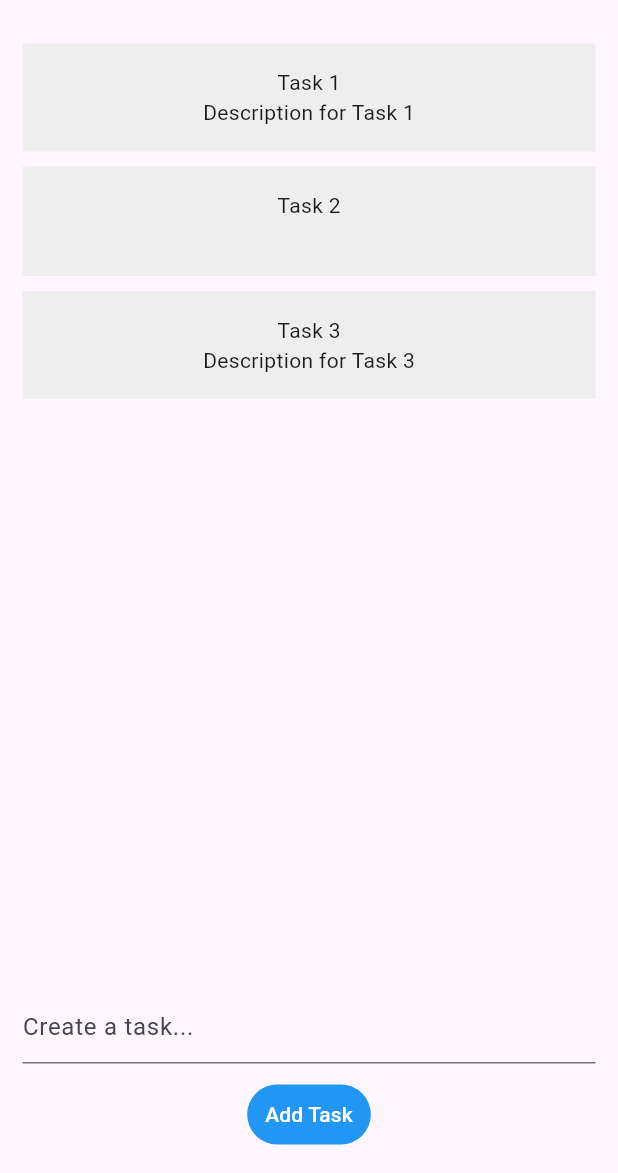
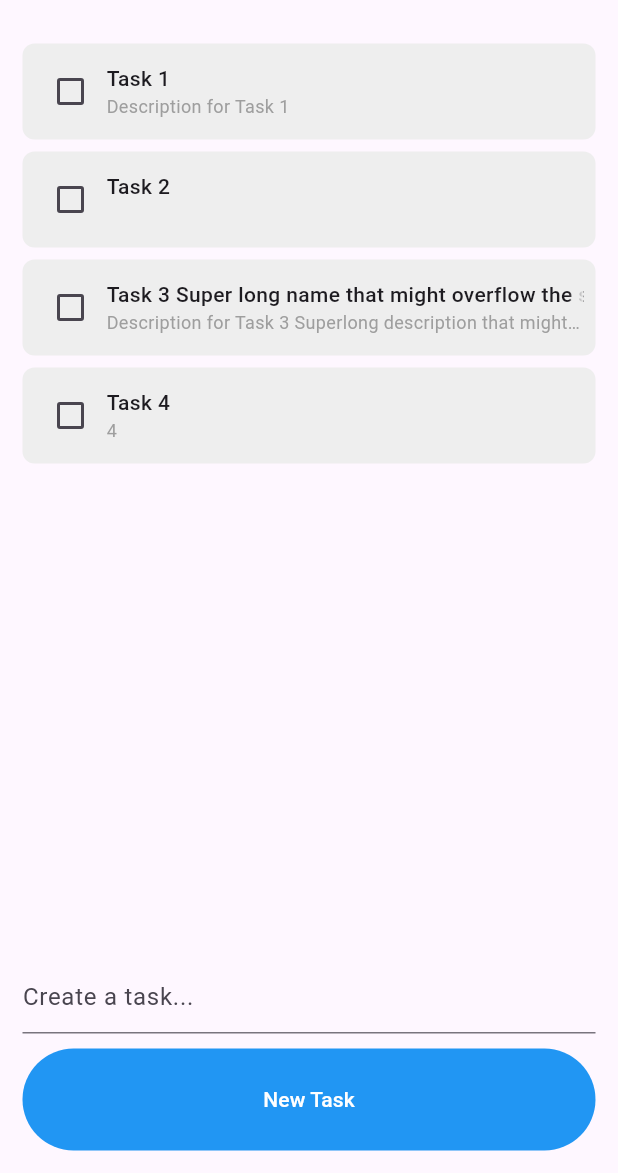
Before and after one commit to w4ng-cpu/noteApp, a Flutter app: the screen it shows after launch, on a phone screen of 412 x 824 dp, the part 63-1236 px from its top. Run offline on Flutter 3.47's test engine with Material 3 defaults, Android fonts, the phone set to English and light mode, and no system bars.

Commit message:
added checkbox and improved layout

```diff
--- a/lib/main.dart
+++ b/lib/main.dart
@@ -1,10 +1,10 @@
 import 'package:flutter/material.dart';
-import 'package:note_app/pages/checklist/checklist.dart';
+import 'package:note_app/pages/checklist/check_list_page.dart';
 
 void main() {
   runApp(
-    MaterialApp(
-      home: CheckList(),
+    const MaterialApp(
+      home: CheckListPage(),
     ),
   );
 }
--- a/lib/models/task_model.dart
+++ b/lib/models/task_model.dart
@@ -1,8 +1,19 @@
+enum Priority { low, medium, high, normal }
+
 class TaskModel {
   String name;
+  bool isCompleted = false;
   String? description;
   String order;
-  String priority;
+  Priority priority;
+  DateTime? dueDate;
 
-  TaskModel({required this.name, this.description, required this.order, required this.priority});
+  TaskModel({
+    required this.name,
+    this.isCompleted = false,
+    this.description = '',
+    required this.order,
+    this.priority = Priority.normal,
+    this.dueDate,
+  });
 }
--- /dev/null
+++ b/lib/pages/checklist/check_list_page.dart
@@ -0,0 +1,94 @@
+import 'package:flutter/material.dart';
+import 'package:note_app/models/task_model.dart';
+import 'package:note_app/widgets/task.dart';
+import 'package:note_app/widgets/new_task_dialog.dart';
+
+class CheckListPage extends StatefulWidget {
+  const CheckListPage({super.key});
+
+  @override
+  State<CheckListPage> createState() => _CheckListPageState();
+}
+
+class _CheckListPageState extends State<CheckListPage> {
+  final List<TaskModel> tasks = [
+    TaskModel(
+      name: "Task 1",
+      description: "Description for Task 1",
+      order: "1",
+    ),
+    TaskModel(
+      name: "Task 2",
+      order: "2",
+    ),
+    TaskModel(
+      name:
+          "Task 3 Super long name that might overflow the screen if not handled properly",
+      description: "Description for Task 3 Superlong description that might overflow the screen if not handled properly",
+      order: "3",
+    ),
+    TaskModel(
+      name: "Task 4",
+      description: "4",
+      order: "4",
+    ),
+  ];
+
+  @override
+  Widget build(BuildContext context) {
+    return Scaffold(
+      appBar: AppBar(
+        title: const Text('Checklist'),
+      ),
+      body: Padding(
+        padding: const EdgeInsets.all(15.0),
+        child: Column(
+          mainAxisAlignment: MainAxisAlignment.spaceBetween,
+          children: [
+            Expanded(
+              child: ListView.builder(
+                itemCount: tasks.length,
+                itemBuilder: (context, index) {
+                  return Task(tasks[index]);
+                },
+              ),
+            ),
+            Column(
+              crossAxisAlignment: CrossAxisAlignment.stretch,
+              children: [
+                const TextField(
+                  keyboardType: TextInputType.text,
+                  decoration: InputDecoration(
+                    hintText: 'Create a task...',
+                  ),
+                  onChanged: null,
+                ),
+                const SizedBox(height: 10),
+                TextButton(
+                  style: const ButtonStyle(
+                    padding: WidgetStatePropertyAll<EdgeInsets>(
+                        EdgeInsets.all(24.0)),
+                    backgroundColor: WidgetStatePropertyAll<Color>(Colors.blue),
+                    foregroundColor:
+                        WidgetStatePropertyAll<Color>(Colors.white),
+                  ),
+                  onPressed: () => {
+                    showDialog<void>(
+                      context: context,
+                      builder: (BuildContext context) {
+                        return const NewTaskDialog();
+                      },
+                    )
+                  },
+                  child: const Text(
+                    'New Task',
+                  ),
+                ),
+              ],
+            )
+          ],
+        ),
+      ),
+    );
+  }
+}
--- a/lib/pages/checklist/checklist.dart
+++ /dev/null
@@ -1,62 +0,0 @@
-import 'package:flutter/material.dart';
-import 'package:note_app/models/task_model.dart';
-import 'package:note_app/widgets/task.dart';
-
-class CheckList extends StatelessWidget {
-  CheckList({super.key});
-
-  final List<TaskModel> tasks = [
-    TaskModel(name: "Task 1", description: "Description for Task 1", order: "1", priority: "High"),
-    TaskModel(name: "Task 2", order: "2", priority: "Medium"),
-    TaskModel(name: "Task 3", description: "Description for Task 3", order: "3", priority: "Low"),
-  ];
-
-  @override
-  Widget build(BuildContext context) {
-    return Scaffold(
-      appBar: AppBar(
-        title: const Text('Checklist'),
-      ),
-      body: Padding(
-        padding: EdgeInsets.all(15.0),
-        child: Expanded(
-          child: Column(
-            mainAxisAlignment: MainAxisAlignment.spaceBetween,
-            children: [
-              Column(
-                crossAxisAlignment: CrossAxisAlignment.stretch,
-                children: [
-                  Task(tasks[0]),
-                  SizedBox(height: 10),
-                  Task(tasks[1]),
-                  SizedBox(height: 10),
-                  Task(tasks[2]),
-                ],
-              ),
-              Column(
-                children: [
-                  TextField(
-                    decoration: InputDecoration(
-                      hintText: 'Create a task...',
-                    ),
-                  ),
-                  SizedBox(height: 10),
-                  TextButton(
-                    style: ButtonStyle(
-                      backgroundColor:
-                          WidgetStatePropertyAll<Color>(Colors.blue),
-                      foregroundColor:
-                          WidgetStatePropertyAll<Color>(Colors.white),
-                    ),
-                    onPressed: () {},
-                    child: Text('Add Task'),
-                  ),
-                ],
-              )
-            ],
-          ),
-        ),
-      ),
-    );
-  }
-}
--- /dev/null
+++ b/lib/widgets/new_task_dialog.dart
@@ -0,0 +1,40 @@
+import 'package:flutter/material.dart';
+
+class NewTaskDialog extends StatefulWidget {
+  const NewTaskDialog({super.key});
+
+  @override
+  State<NewTaskDialog> createState() => _NewTaskDialogState();
+}
+
+class _NewTaskDialogState extends State<NewTaskDialog> {
+  @override
+  Widget build(BuildContext context) {
+    return Dialog(
+      child: Padding(
+        padding: const EdgeInsets.all(16.0),
+        child: Column(
+          children: [
+            const Text("Create New Task"),
+            const TextField(
+              decoration: InputDecoration(
+                hintText: 'Name',
+              ),
+            ),
+            const TextField(
+              decoration: InputDecoration(
+                hintText: 'Description',
+              ),
+            ),
+            TextButton(
+              onPressed: () {
+                Navigator.of(context).pop();
+              },
+              child: const Text('Add Task'),
+            ),
+          ],
+        ),
+      ),
+    );
+  }
+}
--- a/lib/widgets/task.dart
+++ b/lib/widgets/task.dart
@@ -8,25 +8,55 @@ class Task extends StatefulWidget {
 
   @override
   State<StatefulWidget> createState() {
-    return _Task();
+    return _TaskState();
   }
 }
 
-class _Task extends State<Task> {
+class _TaskState extends State<Task> {
   @override
   Widget build(BuildContext context) {
     return Container(
-      padding: const EdgeInsets.all(16.0),
+      margin: const EdgeInsets.only(bottom: 8.0),
+      padding: const EdgeInsets.all(8.0),
+      decoration: BoxDecoration(
         color: Colors.grey[200],
+        borderRadius: BorderRadius.circular(8.0),
+      ),
+      child: Row(
+        mainAxisAlignment: MainAxisAlignment.start,
+        children: [
+          Checkbox(
+            value: widget.taskModel.isCompleted,
+            onChanged: (value) {
+              setState(() {
+                widget.taskModel.isCompleted = value ?? false;
+              });
+            },
+          ),
+          Flexible(
             child: Column(
+              crossAxisAlignment: CrossAxisAlignment.start,
               children: [
                 Text(
                   widget.taskModel.name,
-            overflow: TextOverflow.ellipsis,
+                  overflow: TextOverflow.fade,
+                  softWrap: false,
+                  style: TextStyle(
+                    fontWeight: FontWeight.w500,
+                    decoration: widget.taskModel.isCompleted ? TextDecoration.lineThrough : TextDecoration.none,
+                  ),
                 ),
                 Text(
                   widget.taskModel.description ?? '',
                   overflow: TextOverflow.ellipsis,
+                  softWrap: false,
+                  style: const TextStyle(
+                    fontSize: 12,
+                    color: Colors.grey,
+                  ),
+                ),
+              ],
+            ),
           ),
         ],
       ),
```
Lines whose indentation alone changed are shown as unchanged.
